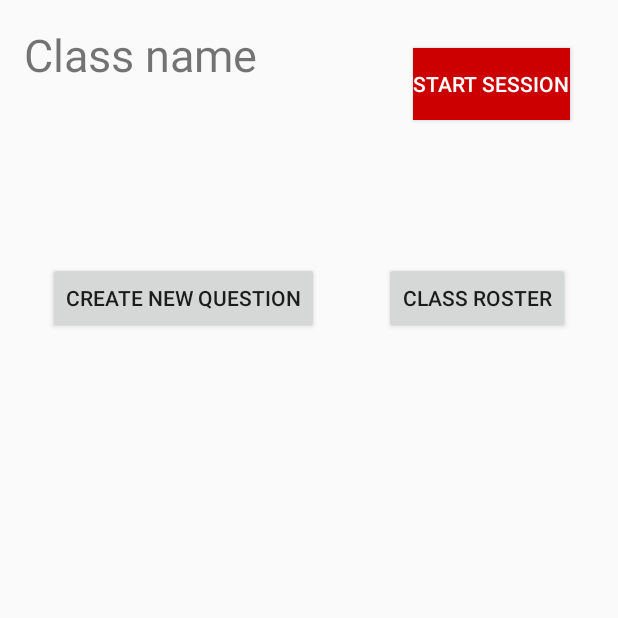
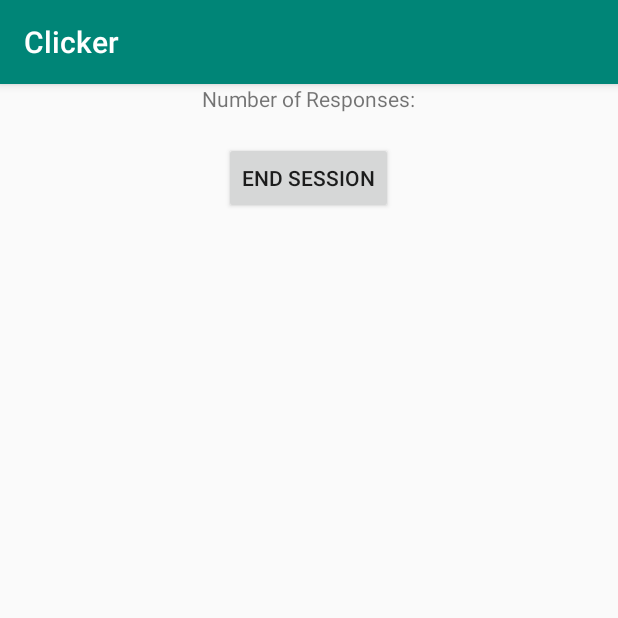
Before and after one commit to briciora/Clicker-App, an Android app: the ClassPageTeacher screen opened directly, with no data from a screen before it, after a tap on "START SESSION", on a phone screen of 412 x 824 dp, the top half of it. Run offline under Robolectric (Android 15) with nearby library versions, the phone set to English and light mode, and no system bars.

Commit message:
created simple xml files for teacher and student sessions. made the class list clickable for both students and teachers. created new classes for session code (StudentSession/TeacherSession)

```diff
--- a/app/src/main/AndroidManifest.xml
+++ b/app/src/main/AndroidManifest.xml
@@ -30,6 +30,9 @@
                 <category android:name="android.intent.category.LAUNCHER" />
             </intent-filter>
         </activity>
+        <activity android:name=".ui.login.StudentSession"></activity>
+        <activity android:name=".ui.login.TeacherSession"></activity>
+
     </application>
 
 </manifest>
--- a/app/src/main/java/com/example/clicker/ui/login/ClassPageStudent.java
+++ b/app/src/main/java/com/example/clicker/ui/login/ClassPageStudent.java
@@ -1,5 +1,6 @@
 package com.example.clicker.ui.login;
 
+import android.content.Intent;
 import android.os.Bundle;
 
 import androidx.appcompat.app.AppCompatActivity;
@@ -18,6 +19,9 @@ public class ClassPageStudent extends AppCompatActivity implements View.OnClickL
 
     @Override
     public void onClick(View v) {
-
+        if(v.getId() == R.id.joinSession)
+        {
+            startActivity(new Intent(this, StudentSession.class));
+        }
     }
 }
--- a/app/src/main/java/com/example/clicker/ui/login/ClassPageTeacher.java
+++ b/app/src/main/java/com/example/clicker/ui/login/ClassPageTeacher.java
@@ -28,7 +28,7 @@ public class ClassPageTeacher extends AppCompatActivity implements View.OnClickL
     public void onClick(View v) {
         switch (v.getId()) {
             case R.id.startSession:
-                //      startActivity(new Intent(this, InSessionTeacher.class));
+                startActivity(new Intent(this, TeacherSession.class));
                 break;
             case R.id.addQuestion:
                 startActivity(new Intent(this, CreateQuestion.class));
--- /dev/null
+++ b/app/src/main/java/com/example/clicker/ui/login/TeacherSession.java
@@ -0,0 +1,19 @@
+package com.example.clicker.ui.login;
+import android.os.Bundle;
+import android.view.View;
+import com.example.clicker.R;
+import androidx.appcompat.app.AppCompatActivity;
+
+public class TeacherSession extends AppCompatActivity implements View.OnClickListener {
+
+    @Override
+    protected void onCreate(Bundle savedInstanceState) {
+        super.onCreate(savedInstanceState);
+        setContentView(R.layout.activity_teacher_session);
+    }
+
+    @Override
+    public void onClick(View v) {
+
+    }
+}
--- /dev/null
+++ b/app/src/main/res/layout/activity_teacher_session.xml
@@ -0,0 +1,24 @@
+<?xml version="1.0" encoding="utf-8"?>
+<LinearLayout xmlns:android="http://schemas.android.com/apk/res/android"
+    android:orientation="vertical" android:layout_width="match_parent"
+    android:layout_height="match_parent">
+
+    <TextView
+        android:layout_width="wrap_content"
+        android:layout_height="wrap_content"
+        android:id="@+id/numResponsesTitle"
+        android:text="Number of Responses:"
+        android:layout_gravity="center" />
+    <TextView
+        android:layout_width="wrap_content"
+        android:layout_height="wrap_content"
+        android:layout_gravity="center"
+        android:id="@+id/numResponses" />
+    <Button
+        android:layout_width="wrap_content"
+        android:layout_height="wrap_content"
+        android:id="@+id/end"
+        android:text="END SESSION"
+        android:layout_gravity="center" />
+
+</LinearLayout>
```
Also changed, not shown: app/src/main/java/com/example/clicker/ui/login/ClassListActivity.java (+22 -0 lines), app/src/main/java/com/example/clicker/ui/login/StudentSession.java (added, +19 -0 lines), app/src/main/res/layout/activity_student_session.xml (added, +24 -0 lines).
